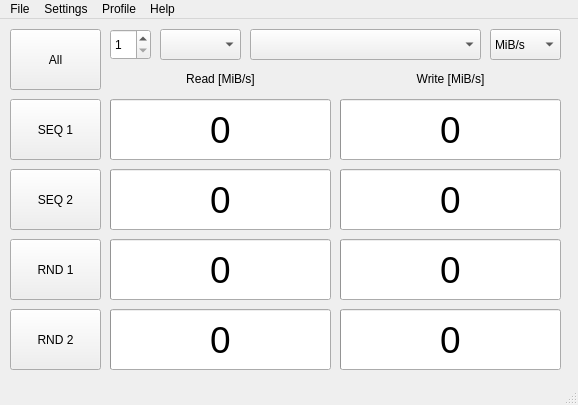
Before: the Qt Designer form src/mainwindow.ui in JonMagon/KDiskMark, drawn with Qt 5.
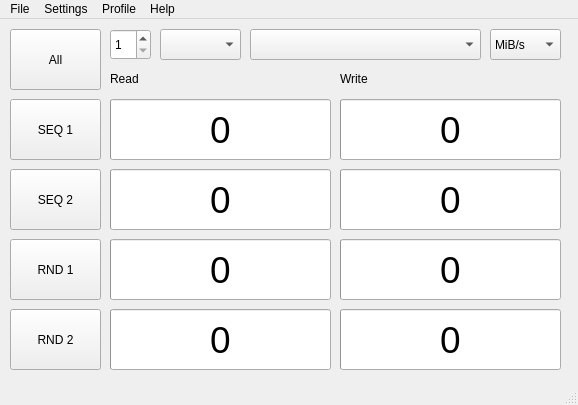
After: the same form once the commit is applied.

```diff
--- a/src/mainwindow.ui
+++ b/src/mainwindow.ui
@@ -118,7 +118,7 @@
      </rect>
     </property>
     <property name="text">
-     <string>&lt;p align=&quot;center&quot;&gt;Read [MiB/s]&lt;/p&gt;</string>
+     <string>Read</string>
     </property>
    </widget>
    <widget class="QPushButton" name="pushButton_SEQ_1">
@@ -168,7 +168,7 @@
      </rect>
     </property>
     <property name="text">
-     <string>&lt;p align=&quot;center&quot;&gt;Write [MiB/s]&lt;/p&gt;</string>
+     <string>Write</string>
     </property>
    </widget>
    <widget class="QComboBox" name="comboBox_ComparisonField">
```
Left out of the diff: 4 changed lines with no effect on the pictures.
